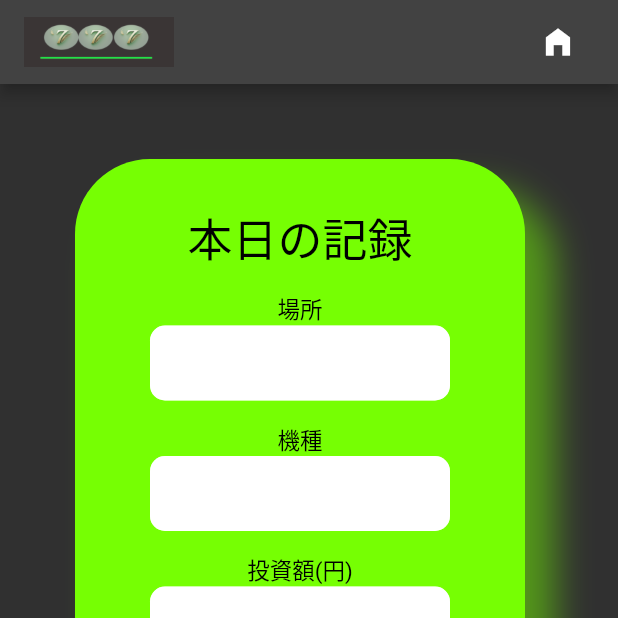
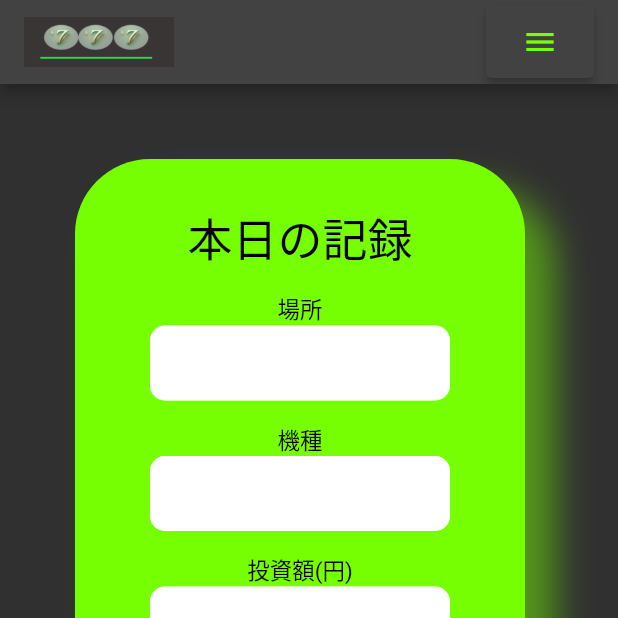
Before and after one commit to YudaiShimizu-hand/pachpach, a Flutter app: the screen it shows after launch, after a tap on "本日の記録", on a phone screen of 412 x 824 dp, the top half of it. Run offline on Flutter 3.47's test engine with Material 2 defaults, Android fonts, the light colour scheme and no system bars.

Commit message:
create menu link

```diff
--- a/lib/components/appBar.dart
+++ b/lib/components/appBar.dart
@@ -2,6 +2,8 @@ import 'package:flutter/material.dart';
 import 'package:pachpach/constants.dart';
 
 class AppBarCmp extends StatelessWidget implements PreferredSizeWidget{
+  AppBarCmp({required this.isBtn});
+  String isBtn;
   @override
   Widget build(BuildContext context) {
     return AppBar(
@@ -14,7 +16,44 @@ class AppBarCmp extends StatelessWidget implements PreferredSizeWidget{
             width: 100,
             height: 100,
           ),
-          IconButton(onPressed: (){}, icon: Icon(Icons.home_filled))
+          MenuBar(
+              children: <Widget>[
+                  SubmenuButton(
+                  menuChildren: <Widget>[
+                    if(isBtn != 'Home')
+                    MenuItemButton(
+                      onPressed: () {
+                        Navigator.pushNamed(context, '/');
+                      },
+                      child: const MenuAcceleratorLabel('&Home'),
+                    ),
+                    if(isBtn != 'Record')
+                    MenuItemButton(
+                          onPressed: () {
+                            Navigator.pushNamed(context, '/record');
+                          },
+                        child: const MenuAcceleratorLabel('&Record'),
+                    ),
+                    if(isBtn != 'Calendar')
+                    MenuItemButton(
+                          onPressed: () {
+                              Navigator.pushNamed(context, '/calendar');
+                          },
+                        child: const MenuAcceleratorLabel('&Calendar'),
+                        ),
+                    if(isBtn != 'Data')
+                    MenuItemButton(
+                          onPressed: () {
+                            Navigator.pushNamed(context, '/data');
+                          },
+                          child: const MenuAcceleratorLabel('&Data'),
+                    ),
+                  ],
+                    child:  const Icon(Icons.menu, color: Color(KbaseColor),
+                    ),
+                  ),
+              ],
+          ),
         ],
       ),
     );
--- a/lib/screens/calendar.dart
+++ b/lib/screens/calendar.dart
@@ -5,7 +5,7 @@ class CalendarPage extends StatelessWidget {
   @override
   Widget build(BuildContext context) {
     return Scaffold(
-      appBar: AppBarCmp(),
+      appBar: AppBarCmp(isBtn: 'Calendar'),
     );
   }
 }
--- a/lib/screens/data.dart
+++ b/lib/screens/data.dart
@@ -5,7 +5,7 @@ class DataPage extends StatelessWidget {
   @override
   Widget build(BuildContext context) {
     return Scaffold(
-      appBar: AppBarCmp(),
+      appBar: AppBarCmp(isBtn: 'Data'),
     );
   }
 }
--- a/lib/screens/home.dart
+++ b/lib/screens/home.dart
@@ -7,7 +7,7 @@ class HomePage extends StatelessWidget {
   @override
   Widget build(BuildContext context) {
     return Scaffold(
-      appBar: AppBarCmp(),
+      appBar: AppBarCmp(isBtn: 'Home'),
       body: Center(
         child: Column(
           children: <Widget>[
--- a/lib/screens/record.dart
+++ b/lib/screens/record.dart
@@ -8,7 +8,7 @@ class RecordPage extends StatelessWidget {
   @override
   Widget build(BuildContext context){
     return Scaffold(
-      appBar: AppBarCmp(),
+      appBar: AppBarCmp(isBtn: 'Record'),
       body: Container(
           margin: const EdgeInsets.all(50),
           width: 300,
```
